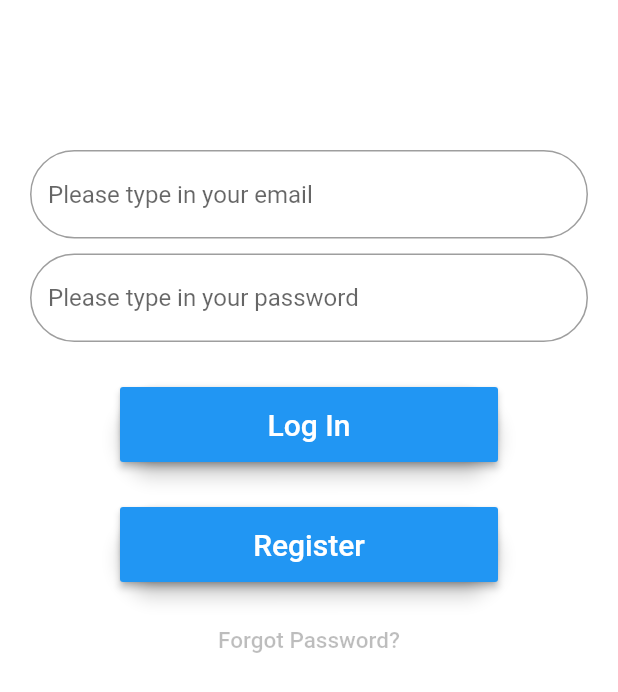
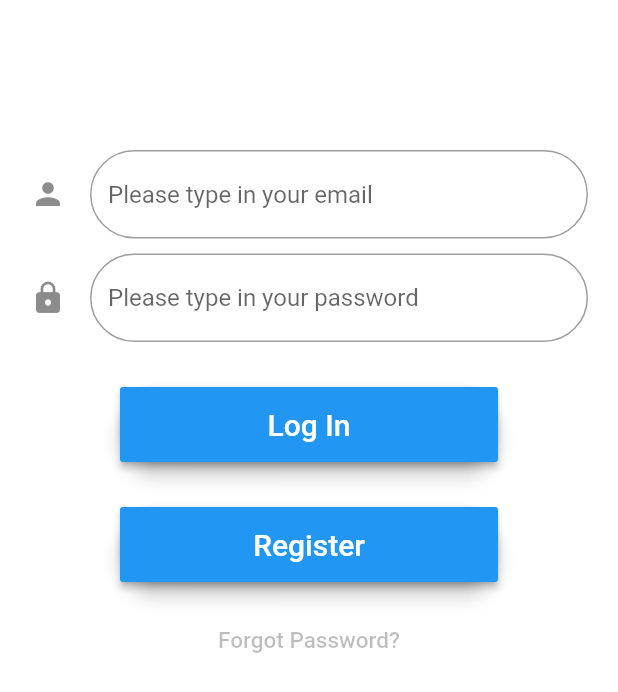
Before and after one commit to ericksotoe/DinEasy, a Flutter app: the screen it shows after launch, on a phone screen of 412 x 824 dp. Shown: the top 692 px of the screen. Run offline on Flutter 3.47's test engine with Material 2 defaults, Android fonts, the phone set to English and light mode, and no system bars.

Commit message:
added privacy to password field

```diff
--- a/management/dineasy_management/lib/LoginPage.dart
+++ b/management/dineasy_management/lib/LoginPage.dart
@@ -29,6 +29,7 @@ class _LoginPageState extends State<LoginPage> {
       autofocus: false,
       decoration: InputDecoration(
         hintText: 'Please type in your email',
+        icon: new Icon(Icons.person),
         border: OutlineInputBorder(
           borderRadius: BorderRadius.circular(32.0)
         ),
@@ -39,10 +40,13 @@ class _LoginPageState extends State<LoginPage> {
       autofocus: false,
       decoration: InputDecoration(
         hintText: 'Please type in your password',
+        icon: new Icon(Icons.lock),
+
         border: OutlineInputBorder(
           borderRadius: BorderRadius.circular(32.0)
         ),
       ),
+      obscureText: true,
     );
 
     final loginButton = Padding(
```
